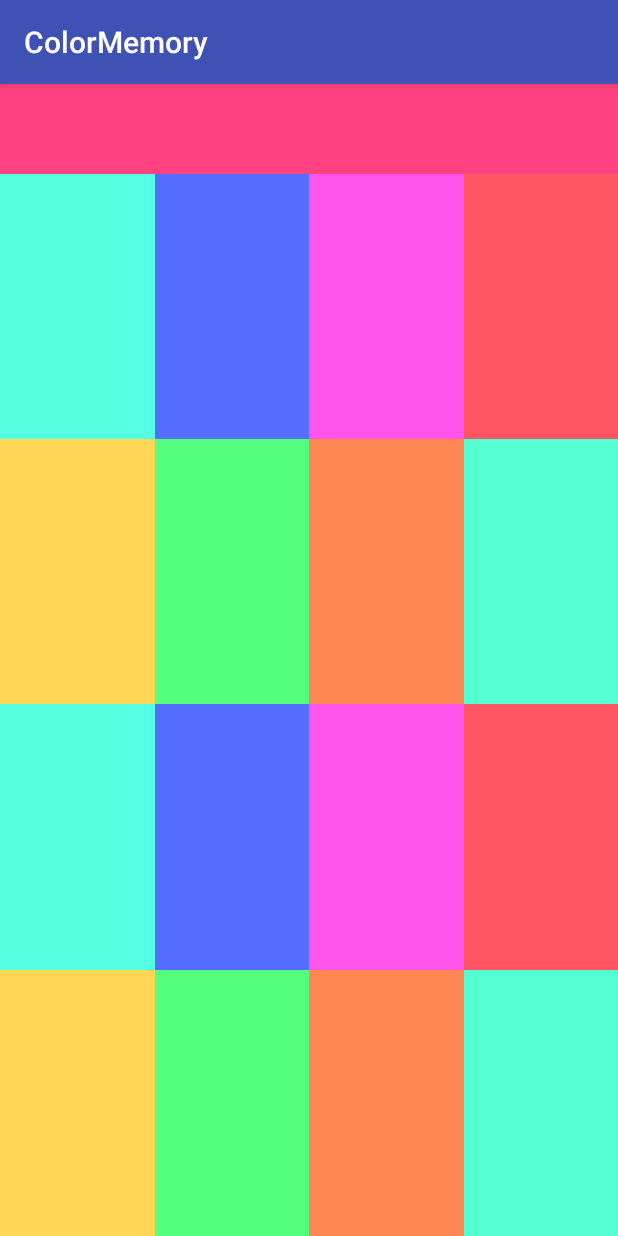
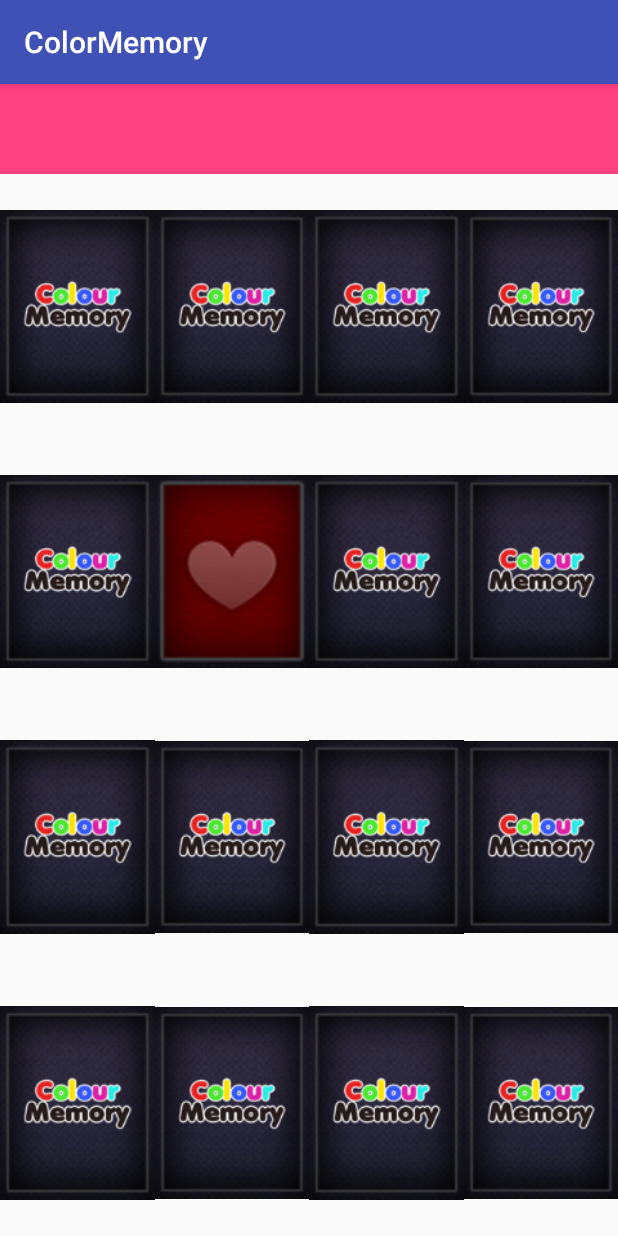
Before and after one commit to Kanval87/MemoryTest, an Android app: the screen it shows after launch (MainActivity), after a tap on an icon or button, on a phone screen of 412 x 824 dp. Run offline under Robolectric (Android 15) with nearby library versions, the phone set to English and light mode, and no system bars.

Commit message:
1. code has flip animation and image change

```diff
--- a/app/src/main/java/com/kanvalkalra/colormemory/fragments/GameBoard.java
+++ b/app/src/main/java/com/kanvalkalra/colormemory/fragments/GameBoard.java
@@ -1,6 +1,7 @@
 package com.kanvalkalra.colormemory.fragments;
 
 
+import android.animation.Animator;
 import android.animation.AnimatorInflater;
 import android.animation.AnimatorSet;
 import android.app.Fragment;
@@ -57,15 +58,21 @@ public class GameBoard extends Fragment {
         cardViews[3][2] = (AppCompatImageView) view.findViewById(R.id.r4c3);
         cardViews[3][3] = (AppCompatImageView) view.findViewById(R.id.r4c4);
 
-        final AnimatorSet animatorSet = (AnimatorSet) AnimatorInflater.loadAnimator(getActivity(), R.animator.flip);
+        final AnimatorSet[][] animatorFlipInSets = new AnimatorSet[4][4];
+        final AnimatorSet[][] animatorFlipOutSets = new AnimatorSet[4][4];
 
         for (int i = 0; i < (cardViews.length); i++) {
             for (int j = 0; j < cardViews[0].length; j++) {
-                cardViews[i][j].setOnClickListener(new View.OnClickListener() {
+                final int finalI = i;
+                final int finalJ = j;
+                animatorFlipInSets[finalI][finalJ] = (AnimatorSet) AnimatorInflater.loadAnimator(getActivity(), R.animator.flip_in);
+                animatorFlipOutSets[finalI][finalJ] = (AnimatorSet) AnimatorInflater.loadAnimator(getActivity(), R.animator.flip_out);
+                animatorFlipInSets[finalI][finalJ].addListener(new AnimationListenerClass(cardViews[finalI][finalJ], animatorFlipOutSets[finalI][finalJ]));
+                cardViews[finalI][finalJ].setOnClickListener(new View.OnClickListener() {
                     @Override
                     public void onClick(View v) {
-                        animatorSet.setTarget(v);
-                        animatorSet.start();
+                        animatorFlipInSets[finalI][finalJ].setTarget(v);
+                        animatorFlipInSets[finalI][finalJ].start();
                     }
                 });
             }
@@ -74,5 +81,38 @@ public class GameBoard extends Fragment {
 
     }
 
+    class AnimationListenerClass implements Animator.AnimatorListener {
+
+        private AppCompatImageView appCompatImageView;
+        private AnimatorSet animatorSet;
+
+        public AnimationListenerClass(AppCompatImageView appCompatImageView, AnimatorSet animatorSet) {
+            this.appCompatImageView = appCompatImageView;
+            this.animatorSet = animatorSet;
+        }
+
+        @Override
+        public void onAnimationStart(Animator animation) {
+
+        }
+
+        @Override
+        public void onAnimationEnd(Animator animation) {
+            appCompatImageView.setImageResource(R.drawable.colour1);
+            animatorSet.setTarget(appCompatImageView);
+            animatorSet.start();
+        }
+
+        @Override
+        public void onAnimationCancel(Animator animation) {
+
+        }
+
+        @Override
+        public void onAnimationRepeat(Animator animation) {
+
+        }
+    }
+
 
 }
--- /dev/null
+++ b/app/src/main/res/animator/flip_in.xml
@@ -0,0 +1,10 @@
+<?xml version="1.0" encoding="utf-8"?>
+<set xmlns:android="http://schemas.android.com/apk/res/android"
+    android:ordering="sequentially">
+    <objectAnimator
+        android:duration="250"
+        android:propertyName="rotationY"
+        android:valueFrom="0"
+        android:valueTo="90" />
+
+</set>
--- a/app/src/main/res/animator/flip.xml
+++ b/app/src/main/res/animator/flip_out.xml
@@ -1,10 +1,11 @@
 <?xml version="1.0" encoding="utf-8"?>
 <set xmlns:android="http://schemas.android.com/apk/res/android"
     android:ordering="sequentially">
+
     <objectAnimator
-        android:duration="500"
+        android:duration="250"
         android:propertyName="rotationY"
-        android:valueFrom="0"
-        android:valueTo="180" />
+        android:valueFrom="270"
+        android:valueTo="360" />
 
 </set>
--- a/app/src/main/res/layout/fragment_game_board.xml
+++ b/app/src/main/res/layout/fragment_game_board.xml
@@ -9,19 +9,24 @@
     <LinearLayout
         android:layout_width="match_parent"
         android:layout_height="60dp"
-        android:background="@color/colorAccent"></LinearLayout>
+        android:background="@color/colorAccent" />
 
 
     <android.support.v7.widget.GridLayout
         android:layout_width="match_parent"
         android:layout_height="match_parent"
+        app:alignmentMode="alignBounds"
         app:columnCount="4"
-        app:rowCount="4">
+        app:columnOrderPreserved="true"
+        app:rowCount="4"
+        app:rowOrderPreserved="true">
 
 
         <android.support.v7.widget.AppCompatImageView
             android:id="@+id/r1c1"
-            android:background="#54ffe2"
+            android:layout_width="0dp"
+            android:layout_height="0dp"
+            android:src="@drawable/card_bg"
             app:layout_column="0"
             app:layout_columnWeight="1"
             app:layout_row="0"
@@ -29,7 +34,9 @@
 
         <android.support.v7.widget.AppCompatImageView
             android:id="@+id/r1c2"
-            android:background="#546eff"
+            android:layout_width="0dp"
+            android:layout_height="0dp"
+            android:src="@drawable/card_bg"
             app:layout_column="1"
             app:layout_columnWeight="1"
             app:layout_row="0"
@@ -37,7 +44,9 @@
 
         <android.support.v7.widget.AppCompatImageView
             android:id="@+id/r1c3"
-            android:background="#ff54eb"
+            android:layout_width="0dp"
+            android:layout_height="0dp"
+            android:src="@drawable/card_bg"
             app:layout_column="2"
             app:layout_columnWeight="1"
             app:layout_row="0"
@@ -45,7 +54,9 @@
 
         <android.support.v7.widget.AppCompatImageView
             android:id="@+id/r1c4"
-            android:background="#ff5462"
+            android:layout_width="0dp"
+            android:layout_height="0dp"
+            android:src="@drawable/card_bg"
             app:layout_column="3"
             app:layout_columnWeight="1"
             app:layout_row="0"
@@ -53,7 +64,9 @@
 
         <android.support.v7.widget.AppCompatImageView
             android:id="@+id/r2c1"
-            android:background="#ffd754"
+            android:layout_width="0dp"
+            android:layout_height="0dp"
+            android:src="@drawable/card_bg"
             app:layout_column="0"
             app:layout_columnWeight="1"
             app:layout_row="1"
@@ -61,7 +74,9 @@
 
         <android.support.v7.widget.AppCompatImageView
             android:id="@+id/r2c2"
-            android:background="#54ff7f"
+            android:layout_width="0dp"
+            android:layout_height="0dp"
+            android:src="@drawable/card_bg"
             app:layout_column="1"
             app:layout_columnWeight="1"
             app:layout_row="1"
@@ -69,7 +84,9 @@
 
         <android.support.v7.widget.AppCompatImageView
             android:id="@+id/r2c3"
-            android:background="#ff8754"
+            android:layout_width="0dp"
+            android:layout_height="0dp"
+            android:src="@drawable/card_bg"
             app:layout_column="2"
             app:layout_columnWeight="1"
             app:layout_row="1"
@@ -77,7 +94,9 @@
 
         <android.support.v7.widget.AppCompatImageView
             android:id="@+id/r2c4"
-            android:background="#54ffd1"
+            android:layout_width="0dp"
+            android:layout_height="0dp"
+            android:src="@drawable/card_bg"
             app:layout_column="3"
             app:layout_columnWeight="1"
             app:layout_row="1"
@@ -85,7 +104,9 @@
 
         <android.support.v7.widget.AppCompatImageView
             android:id="@+id/r3c1"
-            android:background="#54ffe2"
+            android:layout_width="0dp"
+            android:layout_height="0dp"
+            android:src="@drawable/card_bg"
             app:layout_column="0"
             app:layout_columnWeight="1"
             app:layout_row="2"
@@ -93,7 +114,9 @@
 
         <android.support.v7.widget.AppCompatImageView
             android:id="@+id/r3c2"
-            android:background="#546eff"
+            android:layout_width="0dp"
+            android:layout_height="0dp"
+            android:src="@drawable/card_bg"
             app:layout_column="1"
             app:layout_columnWeight="1"
             app:layout_row="2"
@@ -101,7 +124,9 @@
 
         <android.support.v7.widget.AppCompatImageView
             android:id="@+id/r3c3"
-            android:background="#ff54eb"
+            android:layout_width="0dp"
+            android:layout_height="0dp"
+            android:src="@drawable/card_bg"
             app:layout_column="2"
             app:layout_columnWeight="1"
             app:layout_row="2"
@@ -109,7 +134,9 @@
 
         <android.support.v7.widget.AppCompatImageView
             android:id="@+id/r3c4"
-            android:background="#ff5462"
+            android:layout_width="0dp"
+            android:layout_height="0dp"
+            android:src="@drawable/card_bg"
             app:layout_column="3"
             app:layout_columnWeight="1"
             app:layout_row="2"
@@ -117,7 +144,9 @@
 
         <android.support.v7.widget.AppCompatImageView
             android:id="@+id/r4c1"
-            android:background="#ffd754"
+            android:layout_width="0dp"
+            android:layout_height="0dp"
+            android:src="@drawable/card_bg"
             app:layout_column="0"
             app:layout_columnWeight="1"
             app:layout_row="3"
@@ -125,7 +154,9 @@
 
         <android.support.v7.widget.AppCompatImageView
             android:id="@+id/r4c2"
-            android:background="#54ff7f"
+            android:layout_width="0dp"
+            android:layout_height="0dp"
+            android:src="@drawable/card_bg"
             app:layout_column="1"
             app:layout_columnWeight="1"
             app:layout_row="3"
@@ -133,7 +164,9 @@
 
         <android.support.v7.widget.AppCompatImageView
             android:id="@+id/r4c3"
-            android:background="#ff8754"
+            android:layout_width="0dp"
+            android:layout_height="0dp"
+            android:src="@drawable/card_bg"
             app:layout_column="2"
             app:layout_columnWeight="1"
             app:layout_row="3"
@@ -141,7 +174,9 @@
 
         <android.support.v7.widget.AppCompatImageView
             android:id="@+id/r4c4"
-            android:background="#54ffd1"
+            android:layout_width="0dp"
+            android:layout_height="0dp"
+            android:src="@drawable/card_bg"
             app:layout_column="3"
             app:layout_columnWeight="1"
             app:layout_row="3"
```
Also changed, not shown: app/src/main/res/drawable-xhdpi/card_bg.png (added), app/src/main/res/drawable-xhdpi/colour1.png (added), app/src/main/res/drawable-xhdpi/colour2.png (added), app/src/main/res/drawable-xhdpi/colour3.png (added), app/src/main/res/drawable-xhdpi/colour4.png (added), app/src/main/res/drawable-xhdpi/colour5.png (added), app/src/main/res/drawable-xhdpi/colour6.png (added), app/src/main/res/drawable-xhdpi/colour7.png (added), app/src/main/res/drawable-xhdpi/colour8.png (added), app/src/main/res/drawable-xhdpi/ic_launcher.png (added), app/src/main/res/drawable-xhdpi/logo.png (added).
